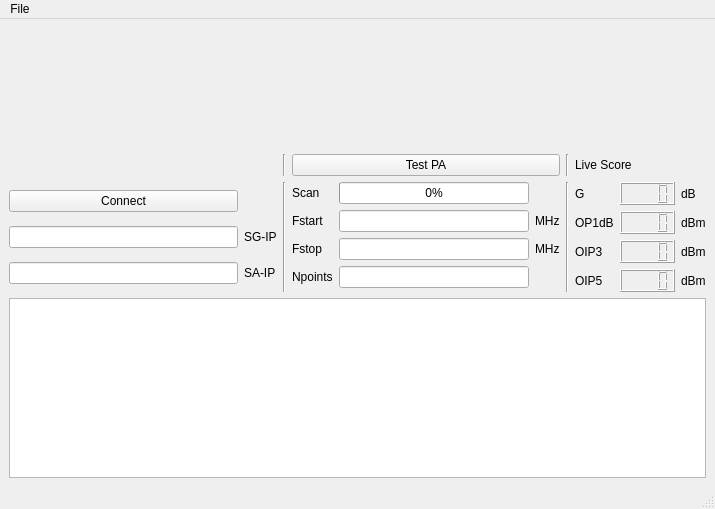
Above: Exercises/workshop/solution/pa_app.ui from nt11/python_rf_course before the change. Below: the same form after it.
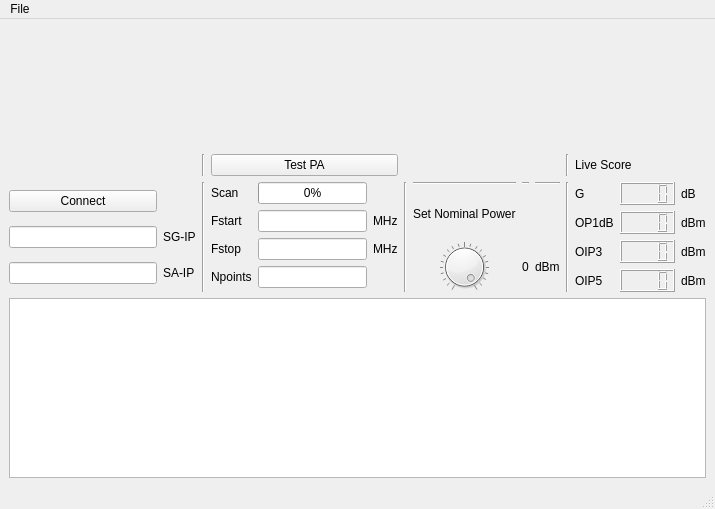
That is the form after the change.

Diff of the .ui file:
```diff
--- a/Exercises/workshop/solution/pa_app.ui
+++ b/Exercises/workshop/solution/pa_app.ui
@@ -35,7 +35,7 @@
       </item>
       <item>
        <layout class="QGridLayout" name="gridLayout">
-        <item row="1" column="2">
+        <item row="1" column="3">
          <layout class="QGridLayout" name="gridLayout_3">
           <item row="3" column="0">
            <widget class="QLabel" name="label_5">
@@ -131,7 +131,7 @@
           </item>
          </layout>
         </item>
-        <item row="0" column="2">
+        <item row="0" column="3">
          <widget class="QPushButton" name="pushButton_2">
           <property name="text">
            <string>Test PA</string>
@@ -141,7 +141,7 @@
           </property>
          </widget>
         </item>
-        <item row="1" column="4">
+        <item row="1" column="7">
          <layout class="QGridLayout" name="gridLayout_6">
           <item row="3" column="0">
            <widget class="QLabel" name="label_12">
@@ -229,6 +229,109 @@
           </item>
          </layout>
         </item>
+        <item row="0" column="7">
+         <widget class="QLabel" name="label_17">
+          <property name="text">
+           <string>Live Score</string>
+          </property>
+         </widget>
+        </item>
+        <item row="0" column="6">
+         <widget class="Line" name="line">
+          <property name="orientation">
+           <enum>Qt::Vertical</enum>
+          </property>
+         </widget>
+        </item>
+        <item row="1" column="6">
+         <widget class="Line" name="line_2">
+          <property name="orientation">
+           <enum>Qt::Vertical</enum>
+          </property>
+         </widget>
+        </item>
+        <item row="1" column="2">
+         <widget class="Line" name="line_3">
+          <property name="orientation">
+           <enum>Qt::Vertical</enum>
+          </property>
+         </widget>
+        </item>
+        <item row="0" column="2">
+         <widget class="Line" name="line_4">
+          <property name="orientation">
+           <enum>Qt::Vertical</enum>
+          </property>
+         </widget>
+        </item>
+        <item row="1" column="5">
+         <layout class="QGridLayout" name="gridLayout_5">
+          <item row="1" column="1">
+           <widget class="QLabel" name="label_19">
+            <property name="text">
+             <string>Set Nominal Power</string>
+            </property>
+           </widget>
+          </item>
+          <item row="3" column="2">
+           <widget class="QLabel" name="label_18">
+            <property name="text">
+             <string>0</string>
+            </property>
+           </widget>
+          </item>
+          <item row="3" column="1">
+           <widget class="QDial" name="dial">
+            <property name="maximumSize">
+             <size>
+              <width>16777215</width>
+              <height>50</height>
+             </size>
+            </property>
+            <property name="minimum">
+             <number>-25</number>
+            </property>
+            <property name="maximum">
+             <number>-5</number>
+            </property>
+            <property name="notchTarget">
+             <double>1.000000000000000</double>
+            </property>
+            <property name="notchesVisible">
+             <bool>true</bool>
+            </property>
+           </widget>
+          </item>
+          <item row="3" column="3">
+           <widget class="QLabel" name="label_20">
+            <property name="text">
+             <string>dBm</string>
+            </property>
+           </widget>
+          </item>
+          <item row="0" column="1">
+           <widget class="Line" name="line_7">
+            <property name="orientation">
+             <enum>Qt::Horizontal</enum>
+            </property>
+           </widget>
+          </item>
+          <item row="0" column="2">
+           <widget class="Line" name="line_6">
+            <property name="orientation">
+             <enum>Qt::Horizontal</enum>
+            </property>
+           </widget>
+          </item>
+          <item row="0" column="3">
+           <widget class="Line" name="line_8">
+            <property name="orientation">
+             <enum>Qt::Horizontal</enum>
+            </property>
+           </widget>
+          </item>
+         </layout>
+        </item>
         <item row="0" column="0">
          <spacer name="horizontalSpacer_2">
           <property name="orientation">
@@ -242,36 +345,8 @@
           </property>
          </spacer>
         </item>
-        <item row="0" column="4">
-         <widget class="QLabel" name="label_17">
-          <property name="text">
-           <string>Live Score</string>
-          </property>
-         </widget>
-        </item>
-        <item row="0" column="3">
-         <widget class="Line" name="line">
-          <property name="orientation">
-           <enum>Qt::Vertical</enum>
-          </property>
-         </widget>
-        </item>
-        <item row="1" column="3">
-         <widget class="Line" name="line_2">
-          <property name="orientation">
-           <enum>Qt::Vertical</enum>
-          </property>
-         </widget>
-        </item>
-        <item row="1" column="1">
-         <widget class="Line" name="line_3">
-          <property name="orientation">
-           <enum>Qt::Vertical</enum>
-          </property>
-         </widget>
-        </item>
-        <item row="0" column="1">
-         <widget class="Line" name="line_4">
+        <item row="1" column="4">
+         <widget class="Line" name="line_5">
           <property name="orientation">
            <enum>Qt::Vertical</enum>
           </property>
@@ -312,13 +387,13 @@
     <property name="title">
      <string>File</string>
     </property>
-    <addaction name="actionSaVE"/>
+    <addaction name="actionSave"/>
     <addaction name="actionLoad"/>
    </widget>
    <addaction name="menuFile"/>
   </widget>
   <widget class="QStatusBar" name="statusbar"/>
-  <action name="actionSaVE">
+  <action name="actionSave">
    <property name="text">
     <string>Save</string>
    </property>
```
Left out of the diff: 19 changed lines with no effect on the pictures.
